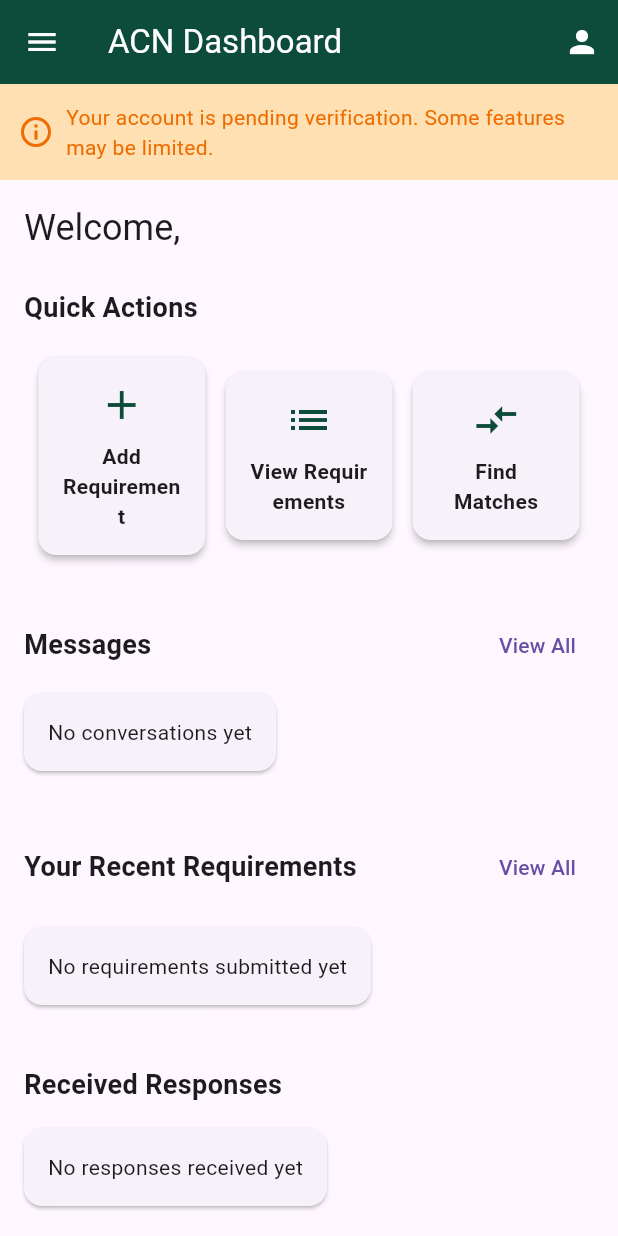
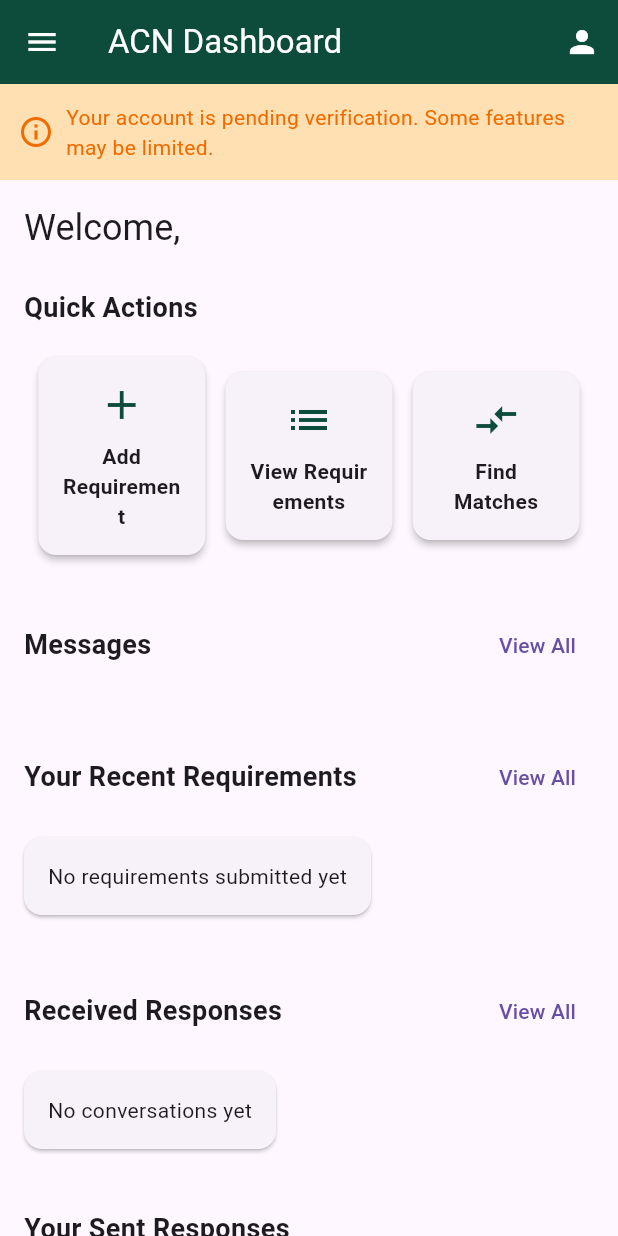
Before and after one commit to shreyanshu001/ACN-app, a Flutter app: the screen it shows once a user with an empty profile is signed in, on a phone screen of 412 x 824 dp. Run offline on Flutter 3.47's test engine with Material 3 defaults, Android fonts, the phone set to English and light mode, and no system bars; our stand-ins replace cloud_firestore, firebase_auth, firebase_core, flutter_dotenv, geocoding, geolocator and 3 more; missing offline and left inert: aws_s3_upload; accounts and stored records are empty.

Commit message:
messages to response fix

```diff
--- a/lib/screens/home_screen.dart
+++ b/lib/screens/home_screen.dart
@@ -322,6 +322,100 @@ class _HomeScreenState extends State<HomeScreen> {
                       SizedBox(height: 8),
 
                       // Recent conversations
+
+                      SizedBox(height: 32),
+
+                      // Your Recent Requirements Section
+                      Row(
+                        mainAxisAlignment: MainAxisAlignment.spaceBetween,
+                        children: [
+                          Text(
+                            'Your Recent Requirements',
+                            style: TextStyle(
+                              fontSize: 18,
+                              fontWeight: FontWeight.bold,
+                            ),
+                          ),
+                          TextButton(
+                            onPressed: () {
+                              Navigator.pushNamed(context, '/requirements');
+                            },
+                            child: Text('View All'),
+                          ),
+                        ],
+                      ),
+                      SizedBox(height: 16),
+                      StreamBuilder<QuerySnapshot>(
+                        stream: FirebaseFirestore.instance
+                            .collection('requirements')
+                            .where('userId', isEqualTo: currentUser?.uid)
+                            .orderBy('createdAt', descending: true)
+                            .limit(5)
+                            .snapshots(),
+                        builder: (context, snapshot) {
+                          if (snapshot.connectionState ==
+                              ConnectionState.waiting) {
+                            return Center(child: CircularProgressIndicator());
+                          }
+
+                          if (!snapshot.hasData ||
+                              snapshot.data!.docs.isEmpty) {
+                            return Card(
+                              margin: EdgeInsets.only(bottom: 8),
+                              child: Padding(
+                                padding: EdgeInsets.all(16),
+                                child: Text('No requirements submitted yet'),
+                              ),
+                            );
+                          }
+
+                          return Column(
+                            children: snapshot.data!.docs.map((doc) {
+                              final data = doc.data() as Map<String, dynamic>;
+                              return Card(
+                                margin: EdgeInsets.only(bottom: 8),
+                                child: ListTile(
+                                  title: Text(
+                                      data['projectName'] ?? 'Unnamed Project'),
+                                  subtitle: Text(
+                                      '${data['assetType'] ?? ''} - ${data['configuration'] ?? ''}'),
+                                  trailing: _buildStatusChip(data['status']),
+                                  onTap: () {
+                                    Navigator.pushNamed(
+                                      context,
+                                      '/requirement_detail',
+                                      arguments: doc.id,
+                                    );
+                                  },
+                                ),
+                              );
+                            }).toList(),
+                          );
+                        },
+                      ),
+
+                      SizedBox(height: 32),
+
+                      // Received Responses Section
+                      Row(
+                        mainAxisAlignment: MainAxisAlignment.spaceBetween,
+                        children: [
+                          Text(
+                            'Received Responses',
+                            style: TextStyle(
+                              fontSize: 18,
+                              fontWeight: FontWeight.bold,
+                            ),
+                          ),
+                          TextButton(
+                            onPressed: () {
+                              Navigator.pushNamed(context, '/messages');
+                            },
+                            child: Text('View All'),
+                          ),
+                        ],
+                      ),
+                      SizedBox(height: 16),
                       StreamBuilder<QuerySnapshot>(
                         stream: FirebaseFirestore.instance
                             .collection('conversations')
@@ -438,182 +532,100 @@ class _HomeScreenState extends State<HomeScreen> {
                         },
                       ),
 
-                      SizedBox(height: 32),
+                      // StreamBuilder<QuerySnapshot>(
+                      //   stream: FirebaseFirestore.instance
+                      //       .collection('requirements')
+                      //       .where('userId', isEqualTo: currentUser?.uid)
+                      //       .snapshots(),
+                      //   builder: (context, snapshot) {
+                      //     if (snapshot.connectionState ==
+                      //         ConnectionState.waiting) {
+                      //       return Center(child: CircularProgressIndicator());
+                      //     }
 
-                      // Your Recent Requirements Section
-                      Row(
-                        mainAxisAlignment: MainAxisAlignment.spaceBetween,
-                        children: [
-                          Text(
-                            'Your Recent Requirements',
-                            style: TextStyle(
-                              fontSize: 18,
-                              fontWeight: FontWeight.bold,
-                            ),
-                          ),
-                          TextButton(
-                            onPressed: () {
-                              Navigator.pushNamed(context, '/requirements');
-                            },
-                            child: Text('View All'),
-                          ),
-                        ],
-                      ),
-                      SizedBox(height: 16),
-                      StreamBuilder<QuerySnapshot>(
-                        stream: FirebaseFirestore.instance
-                            .collection('requirements')
-                            .where('userId', isEqualTo: currentUser?.uid)
-                            .orderBy('createdAt', descending: true)
-                            .limit(5)
-                            .snapshots(),
-                        builder: (context, snapshot) {
-                          if (snapshot.connectionState ==
-                              ConnectionState.waiting) {
-                            return Center(child: CircularProgressIndicator());
-                          }
+                      //     if (!snapshot.hasData ||
+                      //         snapshot.data!.docs.isEmpty) {
+                      //       return Card(
+                      //         margin: EdgeInsets.only(bottom: 8),
+                      //         child: Padding(
+                      //           padding: EdgeInsets.all(16),
+                      //           child: Text('No responses received yet'),
+                      //         ),
+                      //       );
+                      //     }
 
-                          if (!snapshot.hasData ||
-                              snapshot.data!.docs.isEmpty) {
-                            return Card(
-                              margin: EdgeInsets.only(bottom: 8),
-                              child: Padding(
-                                padding: EdgeInsets.all(16),
-                                child: Text('No requirements submitted yet'),
-                              ),
-                            );
-                          }
+                      //     List<Widget> responseWidgets = [];
+                      //     bool hasAnyResponses = false;
 
-                          return Column(
-                            children: snapshot.data!.docs.map((doc) {
-                              final data = doc.data() as Map<String, dynamic>;
-                              return Card(
-                                margin: EdgeInsets.only(bottom: 8),
-                                child: ListTile(
-                                  title: Text(
-                                      data['projectName'] ?? 'Unnamed Project'),
-                                  subtitle: Text(
-                                      '${data['assetType'] ?? ''} - ${data['configuration'] ?? ''}'),
-                                  trailing: _buildStatusChip(data['status']),
-                                  onTap: () {
-                                    Navigator.pushNamed(
-                                      context,
-                                      '/requirement_detail',
-                                      arguments: doc.id,
-                                    );
-                                  },
-                                ),
-                              );
-                            }).toList(),
-                          );
-                        },
-                      ),
+                      //     for (var doc in snapshot.data!.docs) {
+                      //       responseWidgets.add(
+                      //         StreamBuilder<QuerySnapshot>(
+                      //           stream: FirebaseFirestore.instance
+                      //               .collection('requirements')
+                      //               .doc(doc.id)
+                      //               .collection('responses')
+                      //               .orderBy('createdAt', descending: true)
+                      //               .limit(3)
+                      //               .snapshots(),
+                      //           builder: (context, responseSnapshot) {
+                      //             if (responseSnapshot.connectionState ==
+                      //                 ConnectionState.waiting) {
+                      //               return Center(
+                      //                   child: CircularProgressIndicator());
+                      //             }
 
-                      SizedBox(height: 32),
+                      //             if (!responseSnapshot.hasData ||
+                      //                 responseSnapshot.data!.docs.isEmpty) {
+                      //               return SizedBox();
+                      //             }
+                      //             setState(() {
+                      //               hasAnyResponses = true;
+                      //             });
 
-                      // Received Responses Section
-                      Text(
-                        'Received Responses',
-                        style: TextStyle(
-                          fontSize: 18,
-                          fontWeight: FontWeight.bold,
-                        ),
-                      ),
-                      SizedBox(height: 16),
-                      StreamBuilder<QuerySnapshot>(
-                        stream: FirebaseFirestore.instance
-                            .collection('requirements')
-                            .where('userId', isEqualTo: currentUser?.uid)
-                            .snapshots(),
-                        builder: (context, snapshot) {
-                          if (snapshot.connectionState ==
-                              ConnectionState.waiting) {
-                            return Center(child: CircularProgressIndicator());
-                          }
+                      //             return Column(
+                      //               children: responseSnapshot.data!.docs
+                      //                   .map((response) {
+                      //                 final responseData = response.data()
+                      //                     as Map<String, dynamic>;
+                      //                 return Card(
+                      //                   margin: EdgeInsets.only(bottom: 8),
+                      //                   child: ListTile(
+                      //                     title: Text(
+                      //                         responseData['responderName'] ??
+                      //                             'Anonymous'),
+                      //                     subtitle: Text(
+                      //                         responseData['message'] ?? ''),
+                      //                     trailing: _buildStatusChip(
+                      //                         responseData['status']),
+                      //                     onTap: () {
+                      //                       Navigator.pushNamed(
+                      //                         context,
+                      //                         '/requirement_detail',
+                      //                         arguments: doc.id,
+                      //                       );
+                      //                     },
+                      //                   ),
+                      //                 );
+                      //               }).toList(),
+                      //             );
+                      //           },
+                      //         ),
+                      //       );
+                      //     }
 
-                          if (!snapshot.hasData ||
-                              snapshot.data!.docs.isEmpty) {
-                            return Card(
-                              margin: EdgeInsets.only(bottom: 8),
-                              child: Padding(
-                                padding: EdgeInsets.all(16),
-                                child: Text('No responses received yet'),
-                              ),
-                            );
-                          }
+                      //     if (!hasAnyResponses) {
+                      //       return Card(
+                      //         margin: EdgeInsets.only(bottom: 8),
+                      //         child: Padding(
+                      //           padding: EdgeInsets.all(16),
+                      //           child: Text('No responses received yet'),
+                      //         ),
+                      //       );
+                      //     }
 
-                          List<Widget> responseWidgets = [];
-                          bool hasAnyResponses = false;
-
-                          for (var doc in snapshot.data!.docs) {
-                            responseWidgets.add(
-                              StreamBuilder<QuerySnapshot>(
-                                stream: FirebaseFirestore.instance
-                                    .collection('requirements')
-                                    .doc(doc.id)
-                                    .collection('responses')
-                                    .orderBy('createdAt', descending: true)
-                                    .limit(3)
-                                    .snapshots(),
-                                builder: (context, responseSnapshot) {
-                                  if (responseSnapshot.connectionState ==
-                                      ConnectionState.waiting) {
-                                    return Center(
-                                        child: CircularProgressIndicator());
-                                  }
-
-                                  if (!responseSnapshot.hasData ||
-                                      responseSnapshot.data!.docs.isEmpty) {
-                                    return SizedBox();
-                                  }
-                                  setState(() {
-                                    hasAnyResponses = true;
-                                  });
-
-                                  return Column(
-                                    children: responseSnapshot.data!.docs
-                                        .map((response) {
-                                      final responseData = response.data()
-                                          as Map<String, dynamic>;
-                                      return Card(
-                                        margin: EdgeInsets.only(bottom: 8),
-                                        child: ListTile(
-                                          title: Text(
-                                              responseData['responderName'] ??
-                                                  'Anonymous'),
-                                          subtitle: Text(
-                                              responseData['message'] ?? ''),
-                                          trailing: _buildStatusChip(
-                                              responseData['status']),
-                                          onTap: () {
-                                            Navigator.pushNamed(
-                                              context,
-                                              '/requirement_detail',
-                                              arguments: doc.id,
-                                            );
-                                          },
-                                        ),
-                                      );
-                                    }).toList(),
-                                  );
-                                },
-                              ),
-                            );
-                          }
-
-                          if (!hasAnyResponses) {
-                            return Card(
-                              margin: EdgeInsets.only(bottom: 8),
-                              child: Padding(
-                                padding: EdgeInsets.all(16),
-                                child: Text('No responses received yet'),
-                              ),
-                            );
-                          }
-
-                          return Column(children: responseWidgets);
-                        },
-                      ),
+                      //     return Column(children: responseWidgets);
+                      //   },
+                      // ),
                       SizedBox(height: 32),
 
                       // Sent Responses Section
```
Also changed, not shown: lib/screens/requirements_screen.dart (+9 -2 lines).
